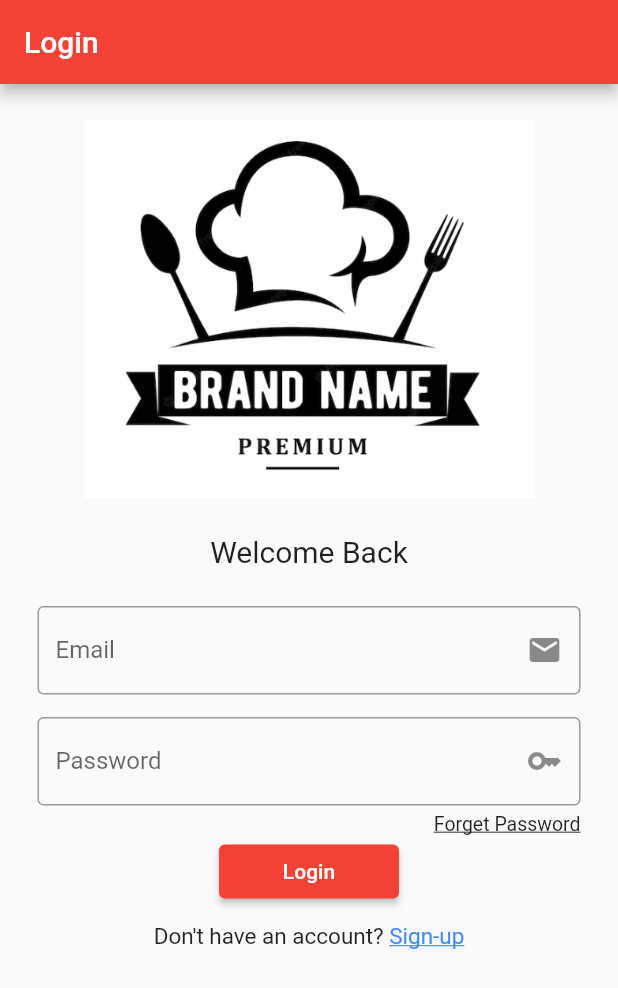
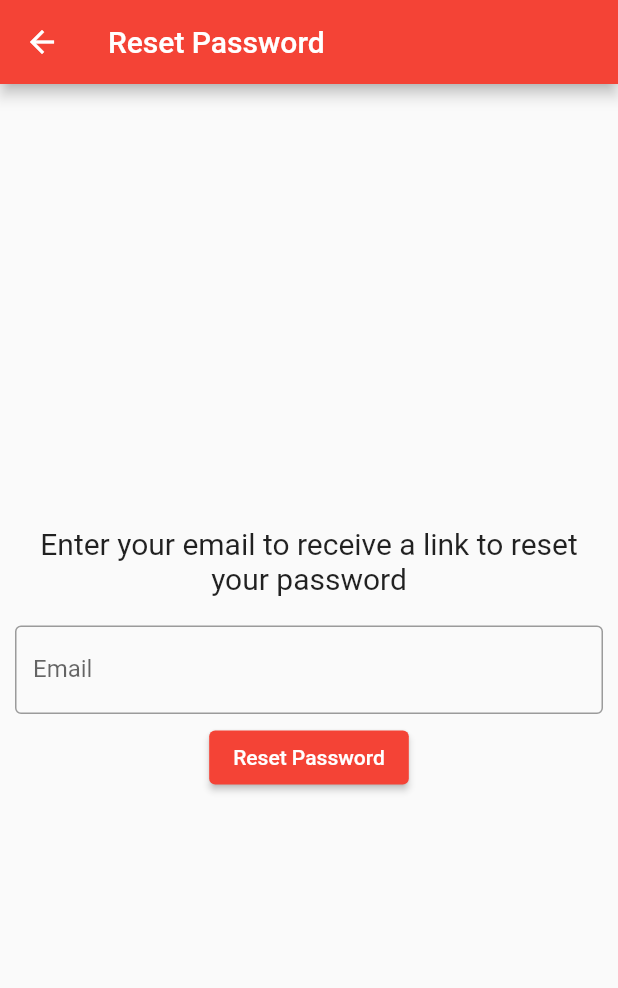
Before and after one commit to AliArafat4/restaurant_app, a Flutter app: the screen it shows after launch, after a tap on "Forget Password", on a phone screen of 412 x 824 dp. Shown: the top 988 px of the screen. Run offline on Flutter 3.47's test engine with Material 2 defaults, Android fonts, the light colour scheme and no system bars; our stand-ins replace cloud_firestore, firebase_auth, firebase_core, get, smooth_page_indicator; accounts and stored records are empty.

Commit message:
refactoring & auth for login, sign up, sign out

```diff
--- /dev/null
+++ b/lib/screens/user_screen/forget_password_screen.dart
@@ -0,0 +1,58 @@
+import 'package:firebase_auth/firebase_auth.dart';
+import 'package:flutter/material.dart';
+import 'package:get/get.dart';
+
+class ForgetPassScreen extends StatelessWidget {
+  ForgetPassScreen({Key? key}) : super(key: key);
+  late String email;
+
+  @override
+  Widget build(BuildContext context) {
+    return Scaffold(
+      appBar: AppBar(title: const Text("Reset Password")),
+      body: Column(
+        mainAxisAlignment: MainAxisAlignment.center,
+        children: [
+          const Text(
+              "Enter your email to receive a link to reset\nyour password",
+              textAlign: TextAlign.center,
+              style: TextStyle(fontSize: 20)),
+          const SizedBox(height: 10),
+          Padding(
+            padding: const EdgeInsets.fromLTRB(10, 10, 10, 0),
+            child: TextFormField(
+              decoration: const InputDecoration(
+                  border: OutlineInputBorder(),
+                  label: Text('Email'),
+                  hintText: 'Enter your email'),
+              onChanged: (value) {
+                //validator
+                email = value;
+              },
+            ),
+          ),
+          SizedBox(height: 5),
+          ElevatedButton(
+              onPressed: () {
+                ResetPass();
+              },
+              child: Text('Reset Password'))
+        ],
+      ),
+    );
+  }
+
+  Future ResetPass() async {
+    try {
+      await FirebaseAuth.instance.sendPasswordResetEmail(email: email.trim());
+      Get.snackbar("password reset",
+          "you have received and email to reset your password",
+          duration: const Duration(seconds: 2),
+          snackPosition: SnackPosition.BOTTOM);
+    } catch (e) {
+      Get.snackbar("password reset", "Enter a valid email",
+          duration: const Duration(seconds: 2),
+          snackPosition: SnackPosition.BOTTOM);
+    }
+  }
+}
--- a/lib/screens/user_screen/login_screen.dart
+++ b/lib/screens/user_screen/login_screen.dart
@@ -1,6 +1,7 @@
 import 'package:firebase_auth/firebase_auth.dart';
 import 'package:flutter/material.dart';
 import 'package:get/get.dart';
+import 'package:resturant_app/screens/user_screen/forget_password_screen.dart';
 import 'package:resturant_app/screens/user_screen/sign_up_screen.dart';
 
 import '../food_screen/browse_food.dart';
@@ -82,6 +83,10 @@ class _LoginScreenState extends State<LoginScreen> {
                   ),
                   onTap: () {
                     //Forget password screen
+                    Navigator.push(
+                        context,
+                        MaterialPageRoute(
+                            builder: (context) => ForgetPassScreen()));
                     print("henlo");
                   }),
             ),
```
Also changed, not shown: lib/screens/food_screen/browse_food.dart (+16 -3 lines), lib/screens/user_screen/profile_screen.dart (+91 -0 lines).
